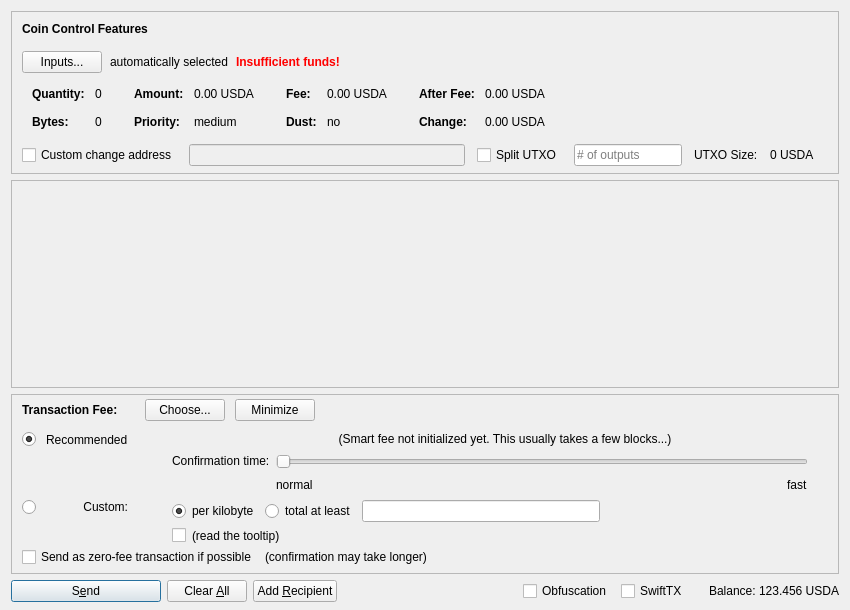
The window that src/qt/forms/sendcreditsdialog.ui (advantage-development/v11) describes before a commit, drawn with Qt 5.
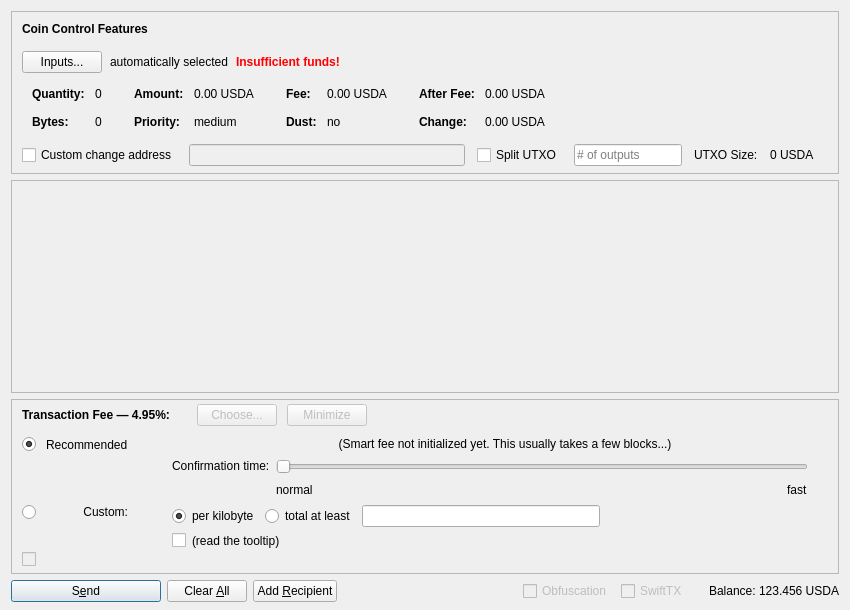
The same window after the commit. Icons and pictures are not drawn. Custom widgets are drawn as their Qt base class.

Diff of the .ui file:
```diff
--- a/src/qt/forms/sendcreditsdialog.ui
+++ b/src/qt/forms/sendcreditsdialog.ui
@@ -651,7 +651,7 @@
         <x>0</x>
         <y>0</y>
         <width>830</width>
-        <height>95</height>
+        <height>150</height>
        </rect>
       </property>
       <layout class="QVBoxLayout" name="verticalLayout_2" stretch="0,1">
@@ -787,7 +787,7 @@
                  <string notr="true">font-weight:bold;</string>
                 </property>
                 <property name="text">
-                 <string>Transaction Fee:</string>
+                 <string>Transaction Fee — 4.95%:</string>
                 </property>
                </widget>
               </item>
@@ -800,6 +800,9 @@
               </item>
               <item>
                <widget class="QPushButton" name="buttonChooseFee">
+                <property name="enabled">
+                 <bool>false</bool>
+                </property>
                 <property name="text">
                  <string>Choose...</string>
                 </property>
@@ -807,6 +810,9 @@
               </item>
               <item>
                <widget class="QPushButton" name="buttonMinimizeFee">
+                <property name="enabled">
+                 <bool>false</bool>
+                </property>
                 <property name="toolTip">
                  <string>collapse fee-settings</string>
                 </property>
@@ -1234,15 +1240,18 @@
              </property>
              <item>
               <widget class="QCheckBox" name="checkBoxFreeTx">
+               <property name="enabled">
+                <bool>false</bool>
+               </property>
                <property name="text">
-                <string>Send as zero-fee transaction if possible</string>
+                <string/>
                </property>
               </widget>
              </item>
              <item>
               <widget class="QLabel" name="labelFreeTx">
                <property name="text">
-                <string>(confirmation may take longer)</string>
+                <string/>
                </property>
                <property name="margin">
                 <number>5</number>
@@ -1386,6 +1395,9 @@
        </property>
        <item>
         <widget class="QCheckBox" name="checkUseObfuscation">
+         <property name="enabled">
+          <bool>false</bool>
+         </property>
          <property name="minimumSize">
           <size>
            <width>95</width>
@@ -1403,7 +1415,7 @@
        <item>
         <widget class="QCheckBox" name="checkSwiftTX">
          <property name="enabled">
-          <bool>true</bool>
+          <bool>false</bool>
          </property>
          <property name="minimumSize">
           <size>
```
Left out of the diff: 2 changed lines with no effect on the pictures.
